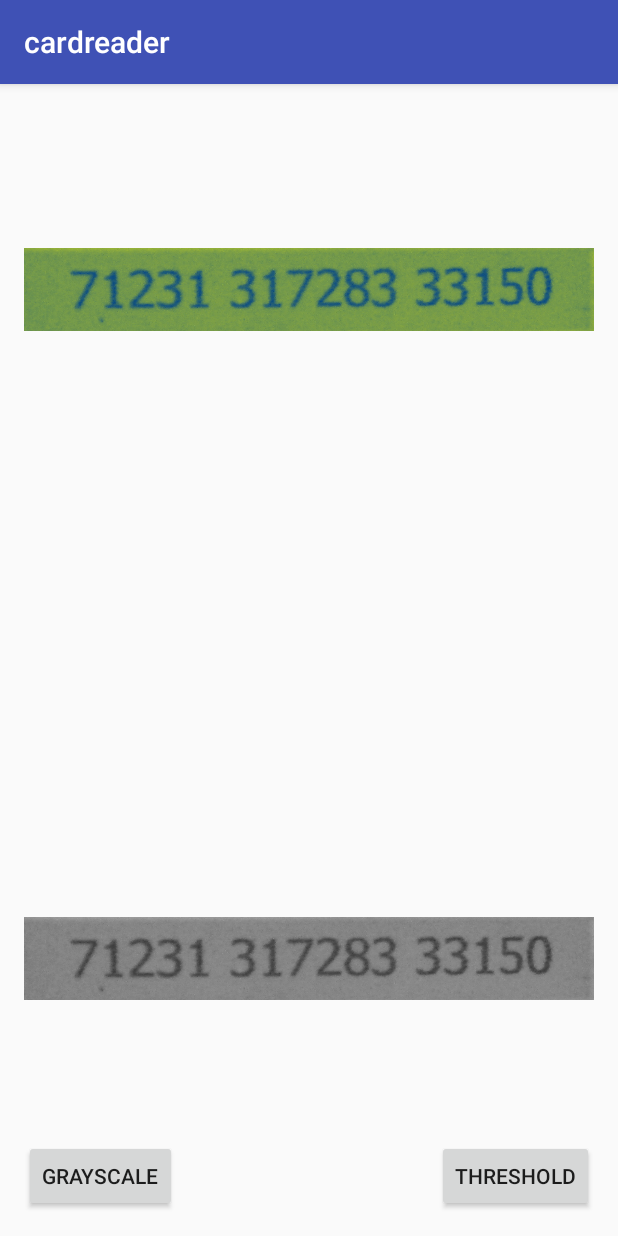
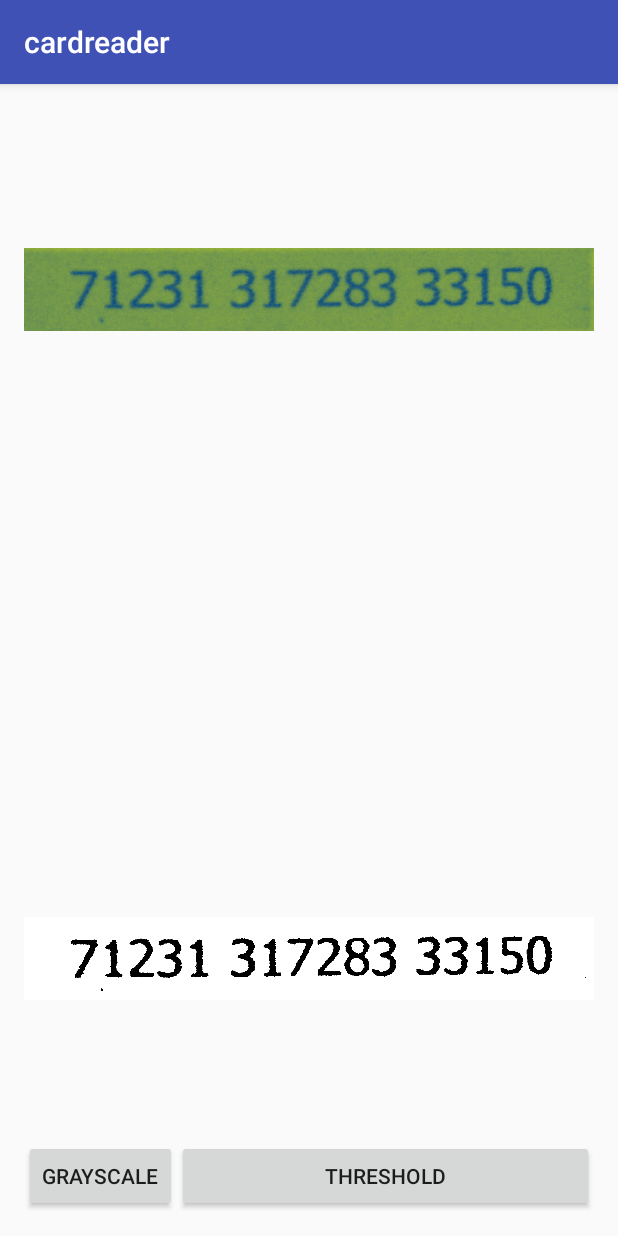
Before and after one commit to aviisekh/RCardScanner, an Android app: the screen it shows after launch (MainActivity), after a tap on "THRESHOLD", on a phone screen of 412 x 824 dp. Run offline under Robolectric (Android 15) with nearby library versions, the phone set to English and light mode, and no system bars; 1 other tap on this screen came first.

Commit message:
debugging thresholding

```diff
--- /dev/null
+++ b/app/src/main/java/com/scanner/cardreader/GrayScale.java
@@ -0,0 +1,67 @@
+package com.scanner.cardreader;
+
+import android.graphics.Bitmap;
+import android.graphics.Color;
+import android.util.Log;
+
+/**
+ * Created by anush on 6/21/2016.
+ */
+
+public class GrayScale {
+
+    Bitmap bmSource;
+    DoGray someDoGray;
+
+
+    public GrayScale(Bitmap sourceImage) {
+        bmSource = sourceImage;
+    }
+
+/*    public GrayScale(Bitmap bmSource, DoGray someDoGray) {
+        this(bmSource);
+        this.someDoGray = someDoGray;
+    }*/
+
+    public Bitmap doGrayScale() {
+        //ITU-R recommendation value
+        final double GS_RED = 0.299;
+        final double GS_GREEN = 0.587;
+        final double GS_BLUE = 0.114;
+
+        Bitmap bmDisplay = Bitmap.createBitmap(bmSource.getWidth(), bmSource.getHeight(), bmSource.getConfig());
+
+        int A, R, G, B;
+        int pixel;
+
+        //image size
+        int width = bmSource.getWidth();
+        int height = bmSource.getHeight();
+
+        Log.d("pixel value", Integer.toString(bmSource.getPixel(50, 50)));
+
+        //scan pixel
+        for (int x = 0; x < width; ++x) {
+            for (int y = 0; y < height; ++y) {
+                // get one pixel color
+                pixel = bmSource.getPixel(x, y);
+
+                // retrieve color of all channels
+                A = Color.alpha(pixel);
+                R = Color.red(pixel);
+                G = Color.green(pixel);
+                B = Color.blue(pixel);
+                // take conversion up to one single value
+                R = G = B = (int) (GS_RED * R + GS_GREEN * G + GS_BLUE * B);
+                // set new pixel color to output bitmap
+                bmDisplay.setPixel(x, y, Color.argb(A, R, G, B));
+            }
+        }
+
+        //someDoGray.doGrayScaling(bmDisplay);
+
+        return bmDisplay;
+    }
+
+
+}
--- a/app/src/main/java/com/scanner/cardreader/MainActivity.java
+++ b/app/src/main/java/com/scanner/cardreader/MainActivity.java
@@ -3,6 +3,9 @@ package com.scanner.cardreader;
 import android.graphics.Bitmap;
 import android.graphics.BitmapFactory;
 import android.graphics.Color;
+import android.os.Handler;
+import android.os.Message;
+import android.os.Process;
 import android.support.v7.app.AppCompatActivity;
 import android.os.Bundle;
 import android.util.Log;
@@ -10,16 +13,16 @@ import android.view.View;
 import android.widget.Button;
 import android.widget.ImageView;
 
-import java.io.Console;
-
-public class MainActivity extends AppCompatActivity implements View.OnClickListener {
+public class MainActivity extends AppCompatActivity implements View.OnClickListener{
 
     ImageView beforeImageView;
     ImageView afterImageView;
     Bitmap bmSource;
+    Bitmap bmResult;
     Button grayButton;
     Button thresholdButton;
-
+    long start, time;
+    Handler handler;
 
     @Override
     protected void onCreate(Bundle savedInstanceState) {
@@ -35,66 +38,66 @@ public class MainActivity extends AppCompatActivity implements View.OnClickListe
         afterImageView = (ImageView) findViewById(R.id.ivafter);
         //afterImageView.setImageResource(R.drawable.colorone);
 
-        grayButton.setOnClickListener(this);
+        //linked with message queue of main thread
+        handler = new Handler() {
+
+            //executed when msg arrives from thread
+            @Override
+            public void handleMessage(Message msg) {
+                afterImageView.setImageBitmap((Bitmap) msg.obj);
+
+                time = System.currentTimeMillis() - start;
+                Log.d("thread", String.valueOf(time));
+            }
+        };
+
+        grayButton.setOnClickListener(MainActivity.this);
         thresholdButton.setOnClickListener(this);
 
     }
 
-
-    public static Bitmap doGrayScale(Bitmap bmSource) {
-        //ITU-R recommendation value
-        final double GS_RED = 0.299;
-        final double GS_GREEN = 0.587;
-        final double GS_BLUE = 0.114;
-
-        Bitmap bmDisplay = Bitmap.createBitmap(bmSource.getWidth(), bmSource.getHeight(), bmSource.getConfig());
-
-        int A, R, G, B;
-        int pixel;
-
-        //image size
-        int width = bmSource.getWidth();
-        int height = bmSource.getHeight();
-
-        Log.d("pixel value", Integer.toString(bmSource.getPixel(50, 50)));
-
-        //scan pixel
-        for (int x = 0; x < width; ++x) {
-            for (int y = 0; y < height; ++y) {
-                // get one pixel color
-                pixel = bmSource.getPixel(x, y);
-
-                // retrieve color of all channels
-                A = Color.alpha(pixel);
-                R = Color.red(pixel);
-                G = Color.green(pixel);
-                B = Color.blue(pixel);
-                // take conversion up to one single value
-                R = G = B = (int) (GS_RED * R + GS_GREEN * G + GS_BLUE * B);
-                // set new pixel color to output bitmap
-                bmDisplay.setPixel(x, y, Color.argb(A, R, G, B));
-            }
-        }
-
-        return bmDisplay;
-    }
-
-
-
     @Override
     public void onClick(View v) {
-        Bitmap afterGrayScale =doGrayScale(bmSource);
+
 
         switch (v.getId()) {
             case R.id.bgrayscale:
-                afterImageView.setImageBitmap(afterGrayScale);
+
+                start = System.currentTimeMillis();
+                Thread grayScaleThread;
+                grayScaleThread = new Thread(new Runnable() {
+                    @Override
+                    public void run() {
+                        android.os.Process.setThreadPriority(Process.THREAD_PRIORITY_BACKGROUND);
+                        GrayScale grayScale = new GrayScale(bmSource);
+                        //GrayScale grayScale= new GrayScale(bmSource,MainActivity.this);
+                        bmResult = grayScale.doGrayScale();
+                        Log.e("thread", Thread.currentThread().toString());
+                        bmSource = bmResult;
+                        Message message = Message.obtain();
+                        message.obj = bmResult;
+                        handler.sendMessage(message);
+                    }
+                });
+                grayScaleThread.start();
                 break;
 
             case R.id.bthreshold:
-
+                Thread thresholdingThread;
+                thresholdingThread = new Thread(new Runnable() {
+                    @Override
+                    public void run() {
+                        Thresholding thresholding = new Thresholding(bmSource);
+                        bmResult = thresholding.doThresholding();
+                        Log.e("thread", Thread.currentThread().toString());
+                        Message message = Message.obtain();
+                        message.obj = bmResult;
+                        handler.sendMessage(message);
+                    }
+                });
+                thresholdingThread.start();
                 break;
-
-
         }
     }
+
 }
--- /dev/null
+++ b/app/src/main/java/com/scanner/cardreader/Thresholding.java
@@ -0,0 +1,118 @@
+package com.scanner.cardreader;
+
+import android.graphics.Bitmap;
+
+/**
+ * Created by anush on 6/21/2016.
+ */
+
+public class Thresholding {
+
+    Bitmap grayscaleBitmap;
+
+    public Thresholding(Bitmap sourceImage){
+        this.grayscaleBitmap=sourceImage;
+    }
+
+    public Bitmap doThresholding() {
+        Bitmap resultBitMap;
+        //test
+        resultBitMap = grayscaleBitmap.copy(Bitmap.Config.RGB_565, true);
+        final int width = grayscaleBitmap.getWidth();
+        final int height = grayscaleBitmap.getHeight();
+
+
+        int pixel1, pixel2, pixel3, pixel4, A, R;
+        int[] pixels;
+        pixels = new int[width * height];
+
+        grayscaleBitmap.getPixels(pixels, 0, width, 0, 0, width, height);
+
+        int size = width * height;
+        int s = width / 8;
+        int s2 = s >> 1;
+        double t = 0.15;
+        double it = 1.0 - t;
+        int[] integral = new int[size];
+        int[] threshold = new int[size];
+        int i, j, diff, x1, y1, x2, y2, ind1, ind2, ind3;
+        int sum = 0;
+        int ind = 0;
+        while (ind < size) {
+            sum += pixels[ind] & 0xFF;
+            integral[ind] = sum;
+            ind += width;
+        }
+        x1 = 0;
+
+        for (i = 1; i < width; ++i) {
+            sum = 0;
+            ind = i;
+            ind3 = ind - s2;
+            if (i > s) {
+                x1 = i - s;
+            }
+            diff = i - x1;
+            for (j = 0; j < height; ++j) {
+                sum += pixels[ind] & 0xFF;
+                integral[ind] = integral[(int) (ind - 1)] + sum;
+                ind += width;
+                if (i < s2) continue;
+                if (j < s2) continue;
+
+                y1 = (j < s ? 0 : j - s);
+                ind1 = y1 * width;
+                ind2 = j * width;
+
+                if (((pixels[ind3] & 0xFF) * (diff * (j - y1))) < ((integral[(int) (ind2 + i)] - integral[(int) (ind1 + i)] - integral[(int) (ind2 + x1)] + integral[(int) (ind1 + x1)]) * it)) {
+                    threshold[ind3] = 0x00;
+                } else {
+                    threshold[ind3] = 0xFFFFFF;
+                }
+                ind3 += width;
+            }
+        }
+
+
+        y1 = 0;
+        for (j = 0; j < height; ++j) {
+            i = 0;
+            y2 = height - 1;
+            if (j < height - s2) {
+                i = width - s2;
+                y2 = j + s2;
+            }
+
+            ind = j * width + i;
+            if (j > s2) {
+                y1 = j - s2;
+            }
+            ind1 = y1 * width;
+            ind2 = y2 * width;
+            diff = y2 - y1;
+
+            for (; i < width; ++i, ++ind) {
+                x1 = (i < s2 ? 0 : i - s2);
+                x2 = i + s2;
+
+                //check border
+                if (x2 >= width) {
+                    x2 = width - 1;
+                }
+
+                if (((pixels[ind] & 0xFF) * ((x2 - x1) * diff)) < ((integral[(int) (ind2 + x2)] - integral[(int) (ind1 + x2)] - integral[(int) (ind2 + x1)] + integral[(int) (ind1 + x1)]) * it)) {
+                    threshold[ind] = 0x00;
+                } else {
+                    threshold[ind] = 0xFFFFFF;
+                }
+            }
+
+
+        }
+        resultBitMap.setPixels(threshold, 0, width, 0, 0, width, height);
+
+        return resultBitMap;
+
+
+    }
+}
--- /dev/null
+++ b/app/src/main/java/com/scanner/cardreader/doGray.java
@@ -0,0 +1,12 @@
+package com.scanner.cardreader;
+
+import android.graphics.Bitmap;
+
+/**
+ * Created by anush on 6/22/2016.
+ */
+
+public interface DoGray {
+
+    void doGrayScaling(Bitmap sourceImage);
+}
--- a/app/src/main/res/layout/activity_main.xml
+++ b/app/src/main/res/layout/activity_main.xml
@@ -14,17 +14,20 @@
         android:id="@+id/ivbefore"
         android:layout_width="wrap_content"
         android:layout_height="wrap_content" />
+
     <ImageView
         android:id="@+id/ivafter"
         android:layout_width="wrap_content"
         android:layout_height="wrap_content"
         android:layout_above="@+id/bgrayscale"
-        android:layout_alignParentStart="true" />
+        android:layout_alignParentStart="true"
+        android:contentDescription=""
+        />
 
     <Button
         android:layout_width="wrap_content"
         android:layout_height="wrap_content"
-        android:text="GrayScale"
+        android:text="@string/bgrayScale"
         android:id="@+id/bgrayscale"
         android:layout_alignParentBottom="true"
         android:layout_alignParentStart="true" />
@@ -32,10 +35,13 @@
     <Button
         android:layout_width="wrap_content"
         android:layout_height="wrap_content"
-        android:text="Threshold"
+        android:text="@string/bThreshold"
         android:id="@+id/bthreshold"
+
         android:layout_alignParentBottom="true"
-        android:layout_alignParentEnd="true" />
+        android:layout_alignParentEnd="true"
+        android:layout_toEndOf="@id/bgrayscale"
+        />
 
 
 </RelativeLayout>
--- a/app/src/main/res/values/strings.xml
+++ b/app/src/main/res/values/strings.xml
@@ -1,3 +1,5 @@
 <resources>
     <string name="app_name">cardreader</string>
+    <string name="bgrayScale">GrayScale</string>
+    <string name="bThreshold">Threshold</string>
 </resources>
--- a/build.gradle
+++ b/build.gradle
@@ -5,7 +5,7 @@ buildscript {
         jcenter()
     }
     dependencies {
-        classpath 'com.android.tools.build:gradle:2.1.2'
+        classpath 'com.android.tools.build:gradle:2.2.0-alpha3'
 
         // NOTE: Do not place your application dependencies here; they belong
         // in the individual module build.gradle files
```
